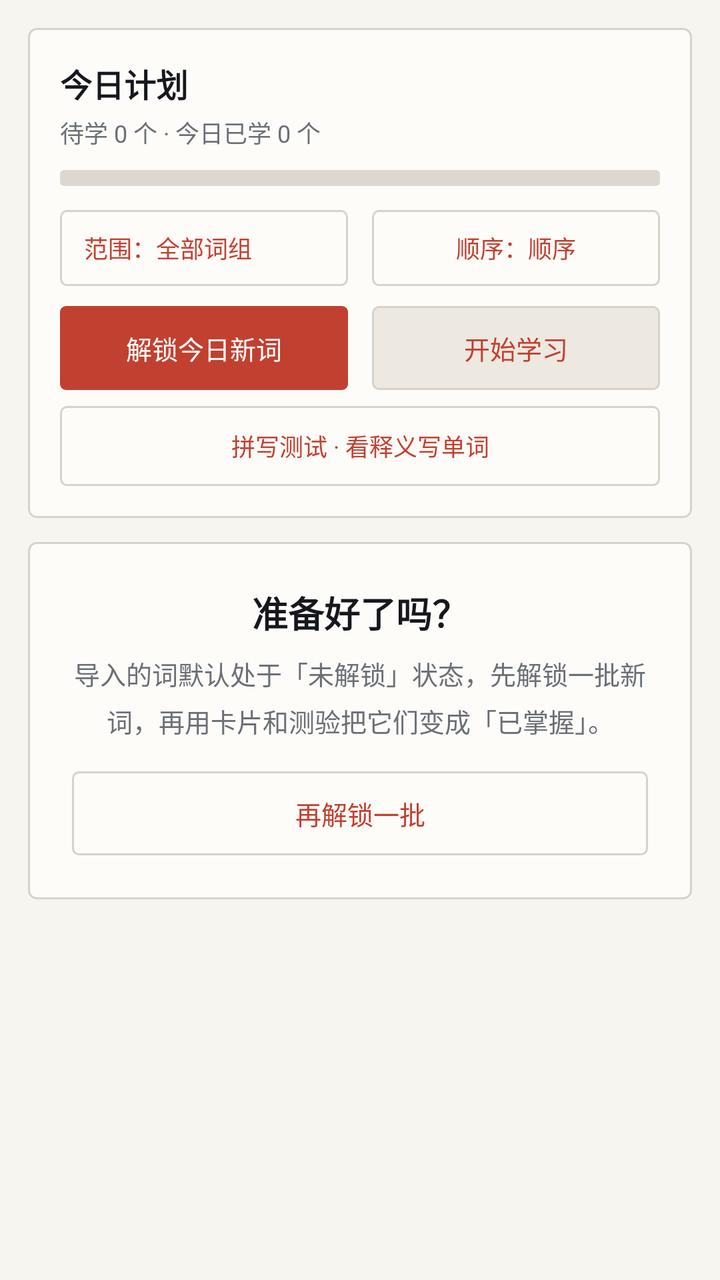
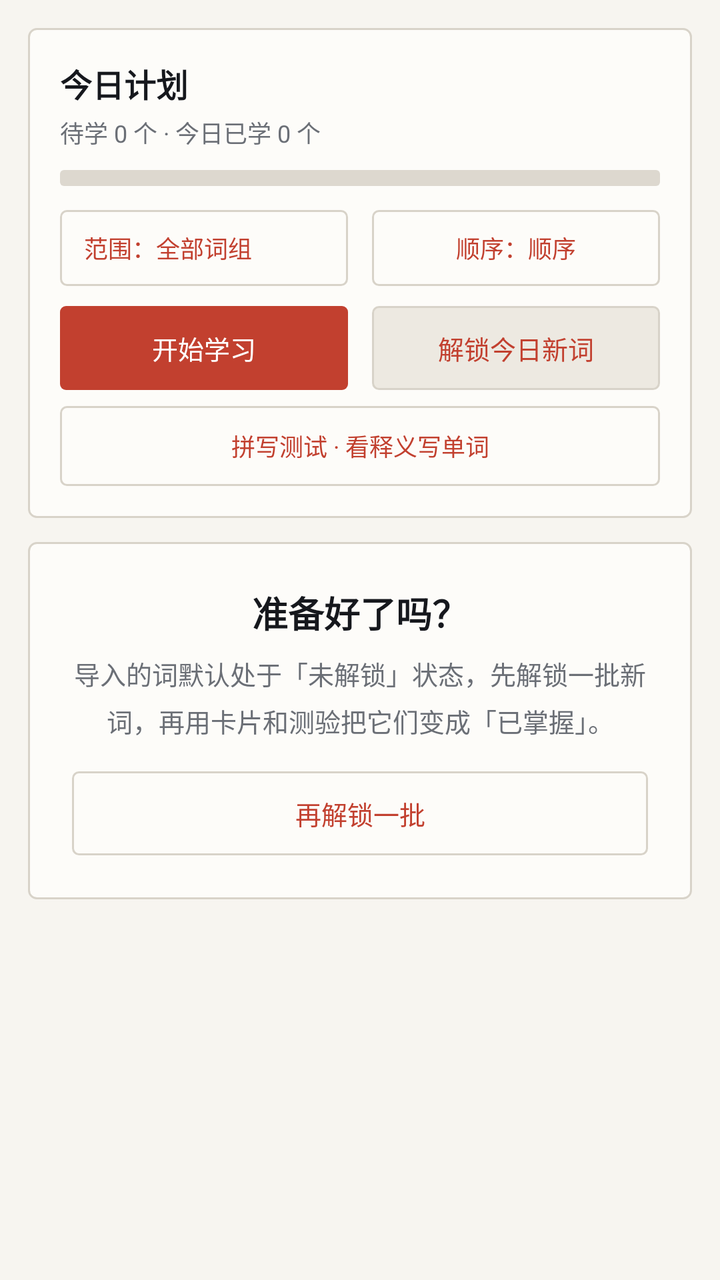

The first picture is an Android layout as it rendered before a commit; the second is the same layout after the commit. The layout source and the unified diff follow.
<!-- AndroidManifest.xml: application theme AppTheme -->
<!-- res/layout/page_learn.xml -->
<?xml version="1.0" encoding="utf-8"?>
<ScrollView xmlns:android="http://schemas.android.com/apk/res/android"
    android:layout_width="match_parent"
    android:layout_height="match_parent"
    android:fillViewport="true">

    <LinearLayout
        android:layout_width="match_parent"
        android:layout_height="wrap_content"
        android:orientation="vertical"
        android:padding="14dp">

        <LinearLayout
            android:layout_width="match_parent"
            android:layout_height="wrap_content"
            android:orientation="vertical"
            android:background="@drawable/bg_card"
            android:padding="16dp">

            <TextView
                android:id="@+id/tvTodayTitle"
                android:layout_width="wrap_content"
                android:layout_height="wrap_content"
                android:text="今日计划"
                android:textSize="16sp"
                android:textStyle="bold"
                android:textColor="@color/text" />

            <TextView
                android:id="@+id/tvTodayInfo"
                android:layout_width="wrap_content"
                android:layout_height="wrap_content"
                android:layout_marginTop="4dp"
                android:text="待学 0 个 · 今日已学 0 个"
                android:textSize="12sp"
                android:textColor="@color/text_sub" />

            <ProgressBar
                android:id="@+id/todayBar"
                style="?android:attr/progressBarStyleHorizontal"
                android:layout_width="match_parent"
                android:layout_height="8dp"
                android:layout_marginTop="10dp"
                android:max="100"
                android:progress="0"
                android:progressDrawable="@drawable/progress_horizontal" />

            <LinearLayout
                android:layout_width="match_parent"
                android:layout_height="wrap_content"
                android:layout_marginTop="12dp"
                android:orientation="horizontal">

                <TextView
                    android:id="@+id/btnPickGroup"
                    android:layout_width="0dp"
                    android:layout_height="38dp"
                    android:layout_weight="1"
                    android:layout_marginRight="6dp"
                    android:background="@drawable/bg_btn_ghost"
                    android:gravity="center_vertical"
                    android:paddingLeft="12dp"
                    android:paddingRight="12dp"
                    android:text="范围：全部词组"
                    android:textSize="12sp"
                    android:textColor="@color/primary" />

                <TextView
                    android:id="@+id/btnStudyOrder"
                    android:layout_width="0dp"
                    android:layout_height="38dp"
                    android:layout_weight="1"
                    android:layout_marginLeft="6dp"
                    android:background="@drawable/bg_btn_ghost"
                    android:gravity="center"
                    android:text="顺序：顺序"
                    android:textSize="12sp"
                    android:textColor="@color/primary" />
            </LinearLayout>

            <LinearLayout
                android:layout_width="match_parent"
                android:layout_height="wrap_content"
                android:layout_marginTop="10dp"
                android:orientation="horizontal">

                <TextView
                    android:id="@+id/btnUnlockNew"
                    android:layout_width="0dp"
                    android:layout_height="42dp"
                    android:layout_weight="1"
                    android:layout_marginRight="6dp"
                    android:background="@drawable/bg_btn_primary"
                    android:gravity="center"
                    android:text="解锁今日新词"
                    android:textSize="13sp"
                    android:textColor="@color/white" />

                <TextView
                    android:id="@+id/btnStart"
                    android:layout_width="0dp"
                    android:layout_height="42dp"
                    android:layout_weight="1"
                    android:layout_marginLeft="6dp"
                    android:background="@drawable/bg_btn_soft"
                    android:gravity="center"
                    android:text="开始学习"
                    android:textSize="13sp"
                    android:textColor="@color/primary" />
            </LinearLayout>

            <TextView
                android:id="@+id/btnSpellStart"
                android:layout_width="match_parent"
                android:layout_height="40dp"
                android:layout_marginTop="8dp"
                android:background="@drawable/bg_btn_ghost"
                android:gravity="center"
                android:text="拼写测试 · 看释义写单词"
                android:textSize="12sp"
                android:textColor="@color/primary" />
        </LinearLayout>

        
        <LinearLayout
            android:id="@+id/cardStudy"
            android:layout_width="match_parent"
            android:layout_height="wrap_content"
            android:layout_marginTop="12dp"
            android:orientation="vertical"
            android:background="@drawable/bg_card"
            android:padding="18dp"
            android:visibility="gone">

            <TextView
                android:id="@+id/tvCardLabel"
                android:layout_width="wrap_content"
                android:layout_height="wrap_content"
                android:text="认一认 · 先自己想意思"
                android:textSize="12sp"
                android:textColor="@color/primary" />

            <TextView
                android:id="@+id/tvCardWord"
                android:layout_width="match_parent"
                android:layout_height="wrap_content"
                android:layout_marginTop="14dp"
                android:gravity="center"
                android:fontFamily="serif"
                android:text="word"
                android:textSize="38sp"
                android:textStyle="bold"
                android:textColor="@color/text" />

            <TextView
                android:id="@+id/tvCardPhonetic"
                android:layout_width="match_parent"
                android:layout_height="wrap_content"
                android:layout_marginTop="4dp"
                android:gravity="center"
                android:text=""
                android:textSize="13sp"
                android:textColor="@color/text_sub" />

            <LinearLayout
                android:layout_width="match_parent"
                android:layout_height="wrap_content"
                android:layout_marginTop="12dp"
                android:orientation="horizontal">

                <TextView
                    android:id="@+id/btnSpeakUk"
                    android:layout_width="0dp"
                    android:layout_height="36dp"
                    android:layout_weight="1"
                    android:layout_marginRight="6dp"
                    android:background="@drawable/bg_btn_ghost"
                    android:gravity="center"
                    android:text="英音 UK"
                    android:textSize="12sp"
                    android:textColor="@color/primary" />

                <TextView
                    android:id="@+id/btnSpeak"
                    android:layout_width="0dp"
                    android:layout_height="36dp"
                    android:layout_weight="1"
                    android:layout_marginLeft="6dp"
                    android:background="@drawable/bg_btn_soft"
                    android:gravity="center"
                    android:text="美音 US"
                    android:textSize="12sp"
                    android:textColor="@color/primary" />
            </LinearLayout>

            <LinearLayout
                android:id="@+id/answerBox"
                android:layout_width="match_parent"
                android:layout_height="wrap_content"
                android:layout_marginTop="14dp"
                android:orientation="vertical"
                android:visibility="gone">

                <TextView
                    android:id="@+id/tvCardMeaning"
                    android:layout_width="match_parent"
                    android:layout_height="wrap_content"
                    android:gravity="center"
                    android:text=""
                    android:textSize="17sp"
                    android:textColor="@color/text"
                    android:lineSpacingExtra="4dp" />

                <TextView
                    android:id="@+id/tvCardExample"
                    android:layout_width="match_parent"
                    android:layout_height="wrap_content"
                    android:layout_marginTop="10dp"
                    android:gravity="center"
                    android:text=""
                    android:textSize="13sp"
                    android:textColor="@color/text_sub"
                    android:lineSpacingExtra="3dp" />

                <TextView
                    android:id="@+id/tvCardNote"
                    android:layout_width="match_parent"
                    android:layout_height="wrap_content"
                    android:layout_marginTop="8dp"
                    android:gravity="center"
                    android:text=""
                    android:textSize="12sp"
                    android:textColor="@color/primary"
                    android:lineSpacingExtra="3dp" />
            </LinearLayout>

            <TextView
                android:id="@+id/btnReveal"
                android:layout_width="match_parent"
                android:layout_height="44dp"
                android:layout_marginTop="16dp"
                android:background="@drawable/bg_btn_primary"
                android:gravity="center"
                android:text="显示答案"
                android:textSize="14sp"
                android:textColor="@color/white" />

            <LinearLayout
                android:id="@+id/gradeRow"
                android:layout_width="match_parent"
                android:layout_height="wrap_content"
                android:layout_marginTop="10dp"
                android:orientation="horizontal"
                android:visibility="gone">

                <TextView
                    android:id="@+id/gradeBad"
                    android:layout_width="0dp"
                    android:layout_height="42dp"
                    android:layout_weight="1"
                    android:layout_marginRight="4dp"
                    android:background="@drawable/bg_btn_ghost"
                    android:gravity="center"
                    android:text="不认识"
                    android:textSize="12sp"
                    android:textColor="@color/danger" />

                <TextView
                    android:id="@+id/gradeFuzzy"
                    android:layout_width="0dp"
                    android:layout_height="42dp"
                    android:layout_weight="1"
                    android:layout_marginLeft="4dp"
                    android:layout_marginRight="4dp"
                    android:background="@drawable/bg_btn_soft"
                    android:gravity="center"
                    android:text="有点模糊"
                    android:textSize="12sp"
                    android:textColor="@color/primary" />

                <TextView
                    android:id="@+id/gradeGood"
                    android:layout_width="0dp"
                    android:layout_height="42dp"
                    android:layout_weight="1"
                    android:layout_marginLeft="4dp"
                    android:background="@drawable/bg_btn_primary"
                    android:gravity="center"
                    android:text="认识"
                    android:textSize="12sp"
                    android:textColor="@color/white" />
            </LinearLayout>

            <TextView
                android:id="@+id/tvGradeResult"
                android:layout_width="match_parent"
                android:layout_height="wrap_content"
                android:layout_marginTop="12dp"
                android:gravity="center"
                android:text=""
                android:textSize="12sp"
                android:textColor="@color/text_sub"
                android:visibility="gone" />

            <TextView
                android:id="@+id/btnStudyNext"
                android:layout_width="match_parent"
                android:layout_height="44dp"
                android:layout_marginTop="10dp"
                android:background="@drawable/bg_btn_primary"
                android:gravity="center"
                android:text="下一个"
                android:textSize="14sp"
                android:textColor="@color/white"
                android:visibility="gone" />
        </LinearLayout>

        
        <LinearLayout
            android:id="@+id/cardQuiz"
            android:layout_width="match_parent"
            android:layout_height="wrap_content"
            android:layout_marginTop="12dp"
            android:orientation="vertical"
            android:background="@drawable/bg_card"
            android:padding="18dp"
            android:visibility="gone">

            <TextView
                android:layout_width="wrap_content"
                android:layout_height="wrap_content"
                android:text="小测验 · 选出正确释义"
                android:textSize="12sp"
                android:textColor="@color/primary" />

            <TextView
                android:id="@+id/tvQuizWord"
                android:layout_width="match_parent"
                android:layout_height="wrap_content"
                android:layout_marginTop="12dp"
                android:gravity="center"
                android:fontFamily="serif"
                android:text="word"
                android:textSize="34sp"
                android:textStyle="bold"
                android:textColor="@color/text" />

            <LinearLayout
                android:id="@+id/optionBox"
                android:layout_width="match_parent"
                android:layout_height="wrap_content"
                android:layout_marginTop="14dp"
                android:orientation="vertical">

                <TextView
                    android:id="@+id/opt0"
                    android:layout_width="match_parent"
                    android:layout_height="44dp"
                    android:background="@drawable/bg_btn_ghost"
                    android:gravity="center_vertical"
                    android:paddingLeft="14dp"
                    android:paddingRight="14dp"
                    android:text="选项 A"
                    android:textSize="13sp"
                    android:textColor="@color/text" />

                <TextView
                    android:id="@+id/opt1"
                    android:layout_width="match_parent"
                    android:layout_height="44dp"
                    android:layout_marginTop="8dp"
                    android:background="@drawable/bg_btn_ghost"
                    android:gravity="center_vertical"
                    android:paddingLeft="14dp"
                    android:paddingRight="14dp"
                    android:text="选项 B"
                    android:textSize="13sp"
                    android:textColor="@color/text" />

                <TextView
                    android:id="@+id/opt2"
                    android:layout_width="match_parent"
                    android:layout_height="44dp"
                    android:layout_marginTop="8dp"
                    android:background="@drawable/bg_btn_ghost"
                    android:gravity="center_vertical"
                    android:paddingLeft="14dp"
                    android:paddingRight="14dp"
                    android:text="选项 C"
                    android:textSize="13sp"
                    android:textColor="@color/text" />

                <TextView
                    android:id="@+id/opt3"
                    android:layout_width="match_parent"
                    android:layout_height="44dp"
                    android:layout_marginTop="8dp"
                    android:background="@drawable/bg_btn_ghost"
                    android:gravity="center_vertical"
                    android:paddingLeft="14dp"
                    android:paddingRight="14dp"
                    android:text="选项 D"
                    android:textSize="13sp"
                    android:textColor="@color/text" />
            </LinearLayout>

            <TextView
                android:id="@+id/tvQuizResult"
                android:layout_width="match_parent"
                android:layout_height="wrap_content"
                android:layout_marginTop="12dp"
                android:gravity="center"
                android:text=""
                android:textSize="14sp"
                android:textColor="@color/text" />

            <TextView
                android:id="@+id/btnQuizNext"
                android:layout_width="match_parent"
                android:layout_height="44dp"
                android:layout_marginTop="10dp"
                android:background="@drawable/bg_btn_primary"
                android:gravity="center"
                android:text="继续"
                android:textSize="14sp"
                android:textColor="@color/white"
                android:visibility="gone" />
        </LinearLayout>

        
        <LinearLayout
            android:id="@+id/cardSpell"
            android:layout_width="match_parent"
            android:layout_height="wrap_content"
            android:layout_marginTop="12dp"
            android:orientation="vertical"
            android:background="@drawable/bg_card"
            android:padding="18dp"
            android:visibility="gone">

            <TextView
                android:id="@+id/tvSpellLabel"
                android:layout_width="wrap_content"
                android:layout_height="wrap_content"
                android:text="拼写测试 · 看释义写单词"
                android:textSize="12sp"
                android:textColor="@color/primary" />

            <TextView
                android:id="@+id/tvSpellMeta"
                android:layout_width="match_parent"
                android:layout_height="wrap_content"
                android:layout_marginTop="4dp"
                android:text=""
                android:textSize="12sp"
                android:textColor="@color/text_sub" />

            <TextView
                android:id="@+id/tvSpellMeaning"
                android:layout_width="match_parent"
                android:layout_height="wrap_content"
                android:layout_marginTop="16dp"
                android:gravity="center"
                android:lineSpacingExtra="4dp"
                android:text=""
                android:textSize="20sp"
                android:textStyle="bold"
                android:textColor="@color/text" />

            <TextView
                android:id="@+id/tvSpellHint"
                android:layout_width="match_parent"
                android:layout_height="wrap_content"
                android:layout_marginTop="10dp"
                android:gravity="center"
                android:text=""
                android:textSize="13sp"
                android:textColor="@color/primary"
                android:visibility="gone" />

            <EditText
                android:id="@+id/etSpell"
                android:layout_width="match_parent"
                android:layout_height="52dp"
                android:layout_marginTop="14dp"
                android:background="@drawable/bg_input"
                android:fontFamily="serif"
                android:gravity="center"
                android:hint="在这里输入英文单词"
                android:imeOptions="actionDone"
                android:inputType="textNoSuggestions"
                android:maxLines="1"
                android:paddingLeft="10dp"
                android:paddingRight="10dp"
                android:textSize="22sp"
                android:textColor="@color/text"
                android:textColorHint="@color/text_sub" />

            <LinearLayout
                android:layout_width="match_parent"
                android:layout_height="wrap_content"
                android:layout_marginTop="10dp"
                android:orientation="horizontal">

                <TextView
                    android:id="@+id/btnSpellSpeak"
                    android:layout_width="0dp"
                    android:layout_height="38dp"
                    android:layout_weight="1"
                    android:layout_marginRight="6dp"
                    android:background="@drawable/bg_btn_ghost"
                    android:gravity="center"
                    android:text="听发音（有提示）"
                    android:textSize="12sp"
                    android:textColor="@color/primary" />

                <TextView
                    android:id="@+id/btnSpellHint"
                    android:layout_width="0dp"
                    android:layout_height="38dp"
                    android:layout_weight="1"
                    android:layout_marginLeft="6dp"
                    android:background="@drawable/bg_btn_soft"
                    android:gravity="center"
                    android:text="提示首字母"
                    android:textSize="12sp"
                    android:textColor="@color/primary" />
            </LinearLayout>

            <TextView
                android:id="@+id/btnSpellCheck"
                android:layout_width="match_parent"
                android:layout_height="44dp"
                android:layout_marginTop="12dp"
                android:background="@drawable/bg_btn_primary"
                android:gravity="center"
                android:text="检查拼写"
                android:textSize="14sp"
                android:textColor="@color/white" />

            <TextView
                android:id="@+id/btnSpellGiveUp"
                android:layout_width="match_parent"
                android:layout_height="38dp"
                android:layout_marginTop="8dp"
                android:background="@drawable/bg_btn_ghost"
                android:gravity="center"
                android:text="不会，看答案"
                android:textSize="12sp"
                android:textColor="@color/danger" />

            <TextView
                android:id="@+id/tvSpellResult"
                android:layout_width="match_parent"
                android:layout_height="wrap_content"
                android:layout_marginTop="12dp"
                android:gravity="center"
                android:lineSpacingExtra="3dp"
                android:text=""
                android:textSize="14sp"
                android:textColor="@color/text"
                android:visibility="gone" />

            <TextView
                android:id="@+id/btnSpellNext"
                android:layout_width="match_parent"
                android:layout_height="44dp"
                android:layout_marginTop="10dp"
                android:background="@drawable/bg_btn_primary"
                android:gravity="center"
                android:text="下一个"
                android:textSize="14sp"
                android:textColor="@color/white"
                android:visibility="gone" />
        </LinearLayout>

        
        <LinearLayout
            android:id="@+id/learnEmpty"
            android:layout_width="match_parent"
            android:layout_height="wrap_content"
            android:layout_marginTop="12dp"
            android:orientation="vertical"
            android:background="@drawable/bg_card"
            android:padding="22dp">

            <TextView
                android:id="@+id/tvEmptyTitle"
                android:layout_width="match_parent"
                android:layout_height="wrap_content"
                android:gravity="center"
                android:text="准备好了吗？"
                android:textSize="18sp"
                android:textStyle="bold"
                android:textColor="@color/text" />

            <TextView
                android:id="@+id/tvEmptyHint"
                android:layout_width="match_parent"
                android:layout_height="wrap_content"
                android:layout_marginTop="8dp"
                android:gravity="center"
                android:lineSpacingExtra="5dp"
                android:text="导入的词默认处于「未解锁」状态，先解锁一批新词，再用卡片和测验把它们变成「已掌握」。"
                android:textSize="13sp"
                android:textColor="@color/text_sub" />

            <TextView
                android:id="@+id/btnMore"
                android:layout_width="match_parent"
                android:layout_height="42dp"
                android:layout_marginTop="16dp"
                android:background="@drawable/bg_btn_ghost"
                android:gravity="center"
                android:text="再解锁一批"
                android:textSize="13sp"
                android:textColor="@color/primary" />
        </LinearLayout>

    </LinearLayout>
</ScrollView>
<!-- resources referenced by this layout -->
<resources>
  <color name="danger">#B23A2E</color>
  <color name="primary">#C2402F</color>
  <color name="text">#16181D</color>
  <color name="text_sub">#6B6F76</color>
  <color name="white">#FFFFFF</color>
  <!-- drawable bg_btn_ghost (drawable) -->
  <?xml version="1.0" encoding="utf-8"?>
  <shape xmlns:android="http://schemas.android.com/apk/res/android" android:shape="rectangle">
      <solid android:color="@color/card" />
      <corners android:radius="3dp" />
      <stroke android:width="1dp" android:color="@color/line" />
      <padding android:left="12dp" android:top="8dp" android:right="12dp" android:bottom="8dp" />
  </shape>
  <!-- drawable bg_btn_primary (drawable) -->
  <?xml version="1.0" encoding="utf-8"?>
  <shape xmlns:android="http://schemas.android.com/apk/res/android" android:shape="rectangle">
      <solid android:color="@color/primary" />
      <corners android:radius="3dp" />
      <padding android:left="12dp" android:top="8dp" android:right="12dp" android:bottom="8dp" />
  </shape>
  <!-- drawable bg_btn_soft (drawable) -->
  <?xml version="1.0" encoding="utf-8"?>
  <shape xmlns:android="http://schemas.android.com/apk/res/android" android:shape="rectangle">
      <solid android:color="@color/soft_blue" />
      <corners android:radius="3dp" />
      <stroke android:width="1dp" android:color="@color/line" />
      <padding android:left="12dp" android:top="8dp" android:right="12dp" android:bottom="8dp" />
  </shape>
  <!-- drawable bg_card (drawable) -->
  <?xml version="1.0" encoding="utf-8"?>
  <shape xmlns:android="http://schemas.android.com/apk/res/android" android:shape="rectangle">
      <solid android:color="@color/card" />
      <corners android:radius="4dp" />
      <stroke android:width="1dp" android:color="@color/line" />
  </shape>
  <!-- drawable bg_input (drawable) -->
  <?xml version="1.0" encoding="utf-8"?>
  <layer-list xmlns:android="http://schemas.android.com/apk/res/android">
      <item android:left="-2dp" android:right="-2dp" android:top="-2dp">
          <shape android:shape="rectangle">
              <solid android:color="@android:color/transparent" />
              <stroke android:width="1dp" android:color="@color/line" />
              <padding android:left="10dp" android:top="8dp" android:right="10dp" android:bottom="8dp" />
          </shape>
      </item>
  </layer-list>
  <!-- drawable progress_horizontal (drawable) -->
  <?xml version="1.0" encoding="utf-8"?>
  <layer-list xmlns:android="http://schemas.android.com/apk/res/android">
      <item android:id="@android:id/background">
          <shape android:shape="rectangle">
              <solid android:color="@color/track" />
              <corners android:radius="2dp" />
          </shape>
      </item>
      <item android:id="@android:id/progress">
          <clip>
              <shape android:shape="rectangle">
                  <solid android:color="@color/primary" />
                  <corners android:radius="2dp" />
              </shape>
          </clip>
      </item>
  </layer-list>
  <style name="AppTheme" parent="@android:style/Theme.Material.Light.NoActionBar">
          <item name="android:colorPrimary">@color/primary</item>
          <item name="android:colorPrimaryDark">@color/primary_dark</item>
          <item name="android:colorAccent">@color/accent</item>
          <item name="android:windowBackground">@color/bg</item>
          <item name="android:statusBarColor">@color/bg</item>
          <item name="android:windowLightStatusBar">true</item>
          <item name="android:textColorPrimary">@color/text</item>
          <item name="android:textColorSecondary">@color/text_sub</item>
          <item name="android:textColorHint">@color/text_sub</item>
      </style>
  <color name="card">#FDFCF9</color>
  <color name="line">#D8D3C9</color>
  <color name="soft_blue">#EDE9E1</color>
  <color name="track">#DDD8CF</color>
  <color name="primary_dark">#9E3225</color>
  <color name="accent">#16181D</color>
  <color name="bg">#F7F5F0</color>
</resources>

<!-- the commit's change to res/layout/page_learn.xml (unified diff, before → after) -->
@@ -85,26 +85,26 @@
                 android:orientation="horizontal">
 
                 <TextView
-                    android:id="@+id/btnUnlockNew"
+                    android:id="@+id/btnStart"
                     android:layout_width="0dp"
                     android:layout_height="42dp"
                     android:layout_weight="1"
                     android:layout_marginRight="6dp"
                     android:background="@drawable/bg_btn_primary"
                     android:gravity="center"
-                    android:text="解锁今日新词"
+                    android:text="开始学习"
                     android:textSize="13sp"
                     android:textColor="@color/white" />
 
                 <TextView
-                    android:id="@+id/btnStart"
+                    android:id="@+id/btnUnlockNew"
                     android:layout_width="0dp"
                     android:layout_height="42dp"
                     android:layout_weight="1"
                     android:layout_marginLeft="6dp"
                     android:background="@drawable/bg_btn_soft"
                     android:gravity="center"
-                    android:text="开始学习"
+                    android:text="解锁今日新词"
                     android:textSize="13sp"
                     android:textColor="@color/primary" />
             </LinearLayout>
